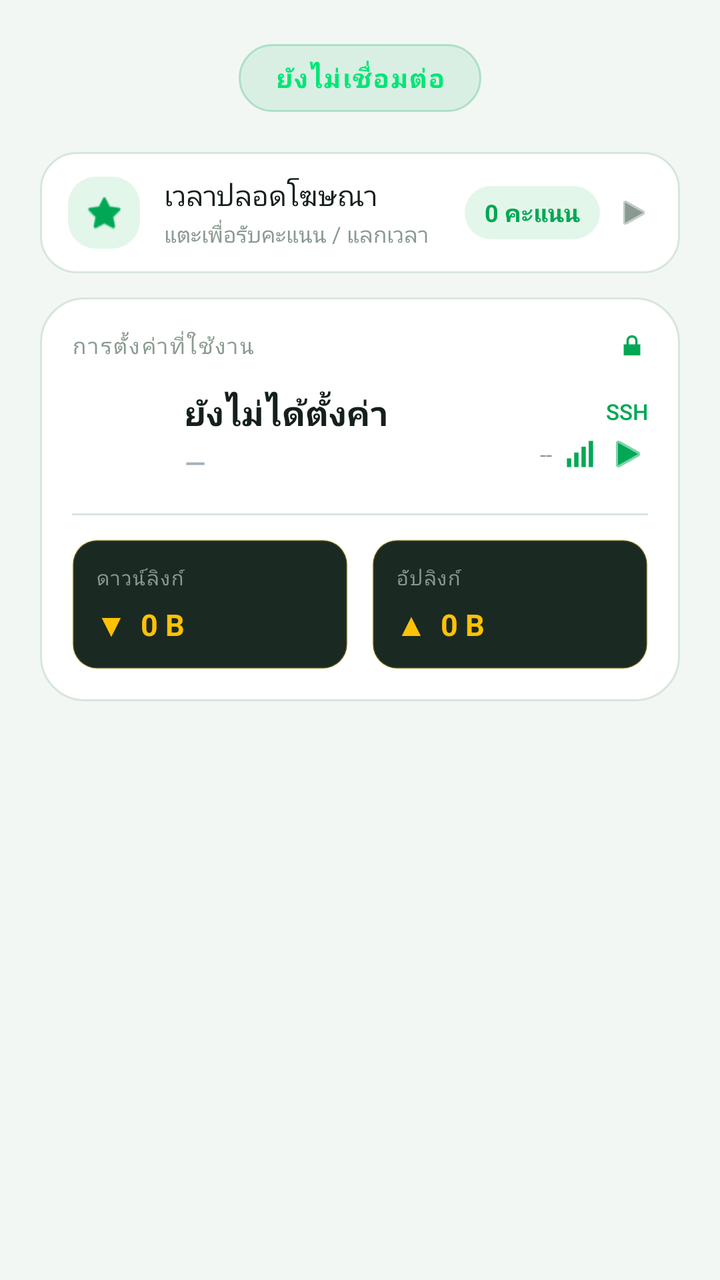
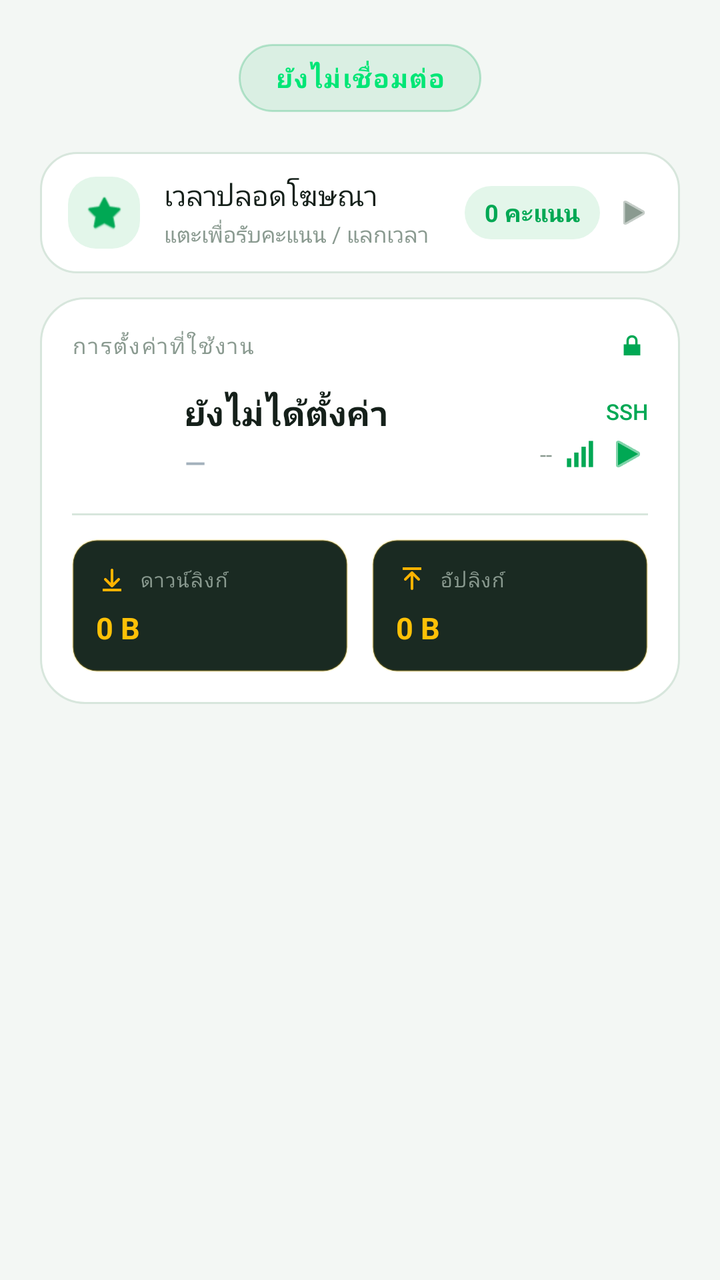

Before-and-after screenshots of an Android layout around one commit, followed by the original layout XML and the change that was made.
<!-- AndroidManifest.xml: application theme Theme.MyApp -->
<!-- res/layout/page_connection_main.xml -->
<?xml version="1.0" encoding="utf-8"?>
<ScrollView xmlns:android="http://schemas.android.com/apk/res/android"
    xmlns:app="http://schemas.android.com/apk/res-auto"
    android:layout_width="match_parent"
    android:layout_height="match_parent"
    android:fillViewport="true"
    android:scrollbars="none"
    android:background="@color/window_background">

    <LinearLayout
        android:layout_width="match_parent"
        android:layout_height="wrap_content"
        android:orientation="vertical"
        android:paddingHorizontal="20dp"
        android:paddingTop="4dp"
        android:paddingBottom="28dp">

        
        <com.example.vpn.ui.ConnectButtonView
            android:id="@+id/btnConnect"
            android:layout_width="0dp"
            android:layout_height="0dp"
            android:visibility="gone" />

        
        <LinearLayout
            android:layout_width="match_parent"
            android:layout_height="wrap_content"
            android:layout_marginTop="18dp"
            android:gravity="center_horizontal"
            android:orientation="vertical">

            <TextView
                android:id="@+id/txtStatus"
                android:layout_width="wrap_content"
                android:layout_height="wrap_content"
                android:background="@drawable/bg_status_chip"
                android:fontFamily="sans-serif-medium"
                android:gravity="center"
                android:letterSpacing="0.06"
                android:text="@string/status_not_connected"
                android:textColor="#00E676"
                android:textSize="13sp"
                android:textStyle="bold" />

            
            <FrameLayout
                android:id="@+id/progress"
                android:layout_width="120dp"
                android:layout_height="3dp"
                android:layout_marginTop="10dp"
                android:background="#33FFFFFF"
                android:visibility="gone">

                <View
                    android:id="@+id/progressThumb"
                    android:layout_width="36dp"
                    android:layout_height="match_parent"
                    android:background="#FFA726" />
            </FrameLayout>

            <TextView
                android:id="@+id/txtSession"
                android:layout_width="wrap_content"
                android:layout_height="wrap_content"
                android:layout_marginTop="8dp"
                android:fontFamily="monospace"
                android:text="00:00:00"
                android:textColor="@color/text_muted"
                android:textSize="11sp"
                android:visibility="gone" />
        </LinearLayout>

        
        <LinearLayout
            android:id="@+id/adFreeCard"
            android:layout_width="match_parent"
            android:layout_height="wrap_content"
            android:layout_marginTop="20dp"
            android:background="@drawable/bg_adfree_row"
            android:clickable="true"
            android:focusable="true"
            android:foreground="?attr/selectableItemBackground"
            android:gravity="center_vertical"
            android:orientation="horizontal"
            android:paddingHorizontal="14dp"
            android:paddingVertical="12dp">

            <FrameLayout
                android:layout_width="36dp"
                android:layout_height="36dp">

                <View
                    android:layout_width="match_parent"
                    android:layout_height="match_parent"
                    android:background="@drawable/bg_stat_mini" />

                <ImageView
                    android:layout_width="20dp"
                    android:layout_height="20dp"
                    android:layout_gravity="center"
                    android:src="@android:drawable/btn_star_big_on"
                    app:tint="@color/accent_green"
                    android:contentDescription="@string/ad_free_time" />
            </FrameLayout>

            <LinearLayout
                android:layout_width="0dp"
                android:layout_height="wrap_content"
                android:layout_marginStart="12dp"
                android:layout_weight="1"
                android:orientation="vertical">

                <TextView
                    android:layout_width="wrap_content"
                    android:layout_height="wrap_content"
                    android:text="@string/ad_free_time"
                    android:textColor="@color/text_primary"
                    android:textSize="14sp"
                    android:fontFamily="sans-serif-medium" />

                <TextView
                    android:layout_width="wrap_content"
                    android:layout_height="wrap_content"
                    android:layout_marginTop="2dp"
                    android:text="@string/adfree_tap_hint"
                    android:textColor="@color/text_muted"
                    android:textSize="11sp" />
            </LinearLayout>

            <TextView
                android:id="@+id/txtAdFreeTime"
                android:layout_width="wrap_content"
                android:layout_height="wrap_content"
                android:background="@drawable/bg_stat_mini"
                android:paddingHorizontal="10dp"
                android:paddingVertical="5dp"
                android:text="@string/pts_zero"
                android:textColor="@color/accent_green"
                android:textSize="12sp"
                android:textStyle="bold" />

            <ImageView
                android:layout_width="18dp"
                android:layout_height="18dp"
                android:layout_marginStart="8dp"
                android:src="@android:drawable/ic_media_play"
                app:tint="@color/text_muted"
                android:contentDescription="@null" />
        </LinearLayout>

        
        <LinearLayout
            android:id="@+id/configCard"
            android:layout_width="match_parent"
            android:layout_height="wrap_content"
            android:layout_marginTop="12dp"
            android:background="@drawable/bg_card_elevated"
            android:clickable="true"
            android:focusable="true"
            android:foreground="?attr/selectableItemBackground"
            android:orientation="vertical"
            android:padding="16dp">

            
            <LinearLayout
                android:layout_width="match_parent"
                android:layout_height="wrap_content"
                android:gravity="center_vertical"
                android:orientation="horizontal">

                <TextView
                    android:layout_width="0dp"
                    android:layout_height="wrap_content"
                    android:layout_weight="1"
                    android:letterSpacing="0.08"
                    android:text="@string/active_configuration"
                    android:textAllCaps="true"
                    android:textColor="@color/text_muted"
                    android:textSize="11sp"
                    android:fontFamily="sans-serif-medium" />

                <ImageView
                    android:id="@+id/imgConfigIcon"
                    android:layout_width="16dp"
                    android:layout_height="16dp"
                    android:src="@android:drawable/ic_lock_lock"
                    app:tint="@color/accent_green"
                    android:contentDescription="@null" />
            </LinearLayout>

            
            <LinearLayout
                android:layout_width="match_parent"
                android:layout_height="wrap_content"
                android:layout_marginTop="14dp"
                android:gravity="center_vertical"
                android:orientation="horizontal">

                <FrameLayout
                    android:layout_width="44dp"
                    android:layout_height="44dp"
                    android:background="@drawable/bg_flag_frame">

                    <ImageView
                        android:id="@+id/imgConfigFlag"
                        android:layout_width="match_parent"
                        android:layout_height="match_parent"
                        android:layout_margin="3dp"
                        android:scaleType="centerCrop"
                        android:contentDescription="@null" />
                </FrameLayout>

                <LinearLayout
                    android:layout_width="0dp"
                    android:layout_height="wrap_content"
                    android:layout_marginStart="12dp"
                    android:layout_weight="1"
                    android:orientation="vertical">

                    <TextView
                        android:id="@+id/txtConfigName"
                        android:layout_width="match_parent"
                        android:layout_height="wrap_content"
                        android:ellipsize="end"
                        android:maxLines="1"
                        android:text="@string/profile_not_set"
                        android:textColor="@color/text_primary"
                        android:textSize="17sp"
                        android:textStyle="bold"
                        android:fontFamily="sans-serif-medium"
                        android:letterSpacing="0.01" />

                    <TextView
                        android:id="@+id/txtConfigLeft"
                        android:layout_width="match_parent"
                        android:layout_height="wrap_content"
                        android:layout_marginTop="4dp"
                        android:ellipsize="end"
                        android:maxLines="1"
                        android:text="—"
                        android:textColor="#9EADB8"
                        android:textSize="13.5sp"
                        android:fontFamily="sans-serif-medium"
                        android:letterSpacing="0.03"
                        android:alpha="0.95" />

                    <TextView
                        android:id="@+id/txtConfigRight"
                        android:layout_width="wrap_content"
                        android:layout_height="wrap_content"
                        android:visibility="gone"
                        android:text="" />
                </LinearLayout>

                
                <LinearLayout
                    android:layout_width="wrap_content"
                    android:layout_height="wrap_content"
                    android:gravity="end"
                    android:orientation="vertical">

                    <TextView
                        android:id="@+id/txtConfigProtocol"
                        android:layout_width="wrap_content"
                        android:layout_height="wrap_content"
                        android:text="ssh"
                        android:textAllCaps="true"
                        android:textColor="@color/accent_green"
                        android:textSize="11sp"
                        android:fontFamily="sans-serif-medium" />

                    <LinearLayout
                        android:layout_width="wrap_content"
                        android:layout_height="wrap_content"
                        android:layout_marginTop="4dp"
                        android:gravity="center_vertical"
                        android:orientation="horizontal">

                        <TextView
                            android:id="@+id/txtConfigPing"
                            android:layout_width="wrap_content"
                            android:layout_height="wrap_content"
                            android:text="--"
                            android:textColor="@color/text_muted"
                            android:textSize="11sp" />

                        <ImageView
                            android:id="@+id/imgConfigSignal"
                            android:layout_width="16dp"
                            android:layout_height="16dp"
                            android:layout_marginStart="6dp"
                            android:src="@drawable/ic_signal_0"
                            app:tint="@color/accent_green"
                            android:contentDescription="@null" />

                        <ImageView
                            android:id="@+id/btnConfigArrow"
                            android:layout_width="20dp"
                            android:layout_height="20dp"
                            android:layout_marginStart="6dp"
                            android:src="@android:drawable/ic_media_play"
                            app:tint="@color/accent_green"
                            android:contentDescription="@null" />
                    </LinearLayout>
                </LinearLayout>
            </LinearLayout>

            
            <View
                android:layout_width="match_parent"
                android:layout_height="1dp"
                android:layout_marginTop="16dp"
                android:layout_marginBottom="12dp"
                android:background="@color/divider" />

            
            <LinearLayout
                android:layout_width="match_parent"
                android:layout_height="wrap_content"
                android:orientation="horizontal">

                <LinearLayout
                    android:layout_width="0dp"
                    android:layout_height="wrap_content"
                    android:layout_marginEnd="6dp"
                    android:layout_weight="1"
                    android:background="@drawable/bg_traffic_mini"
                    android:orientation="vertical"
                    android:padding="12dp">

                    <TextView
                        android:layout_width="wrap_content"
                        android:layout_height="wrap_content"
                        android:letterSpacing="0.06"
                        android:text="@string/downlink"
                        android:textColor="@color/text_muted"
                        android:textSize="10sp"
                        android:fontFamily="sans-serif-medium" />

                    <TextView
                        android:id="@+id/txtDownload"
                        android:layout_width="wrap_content"
                        android:layout_height="wrap_content"
                        android:layout_marginTop="6dp"
                        android:text="▼  0 B"
                        android:textColor="@color/traffic_gold"
                        android:textSize="15sp"
                        android:textStyle="bold" />
                </LinearLayout>

                <LinearLayout
                    android:layout_width="0dp"
                    android:layout_height="wrap_content"
                    android:layout_marginStart="6dp"
                    android:layout_weight="1"
                    android:background="@drawable/bg_traffic_mini"
                    android:orientation="vertical"
                    android:padding="12dp">

                    <TextView
                        android:layout_width="wrap_content"
                        android:layout_height="wrap_content"
                        android:letterSpacing="0.06"
                        android:text="@string/uplink"
                        android:textColor="@color/text_muted"
                        android:textSize="10sp"
                        android:fontFamily="sans-serif-medium" />

                    <TextView
                        android:id="@+id/txtUpload"
                        android:layout_width="wrap_content"
                        android:layout_height="wrap_content"
                        android:layout_marginTop="6dp"
                        android:text="▲  0 B"
                        android:textColor="@color/traffic_gold"
                        android:textSize="15sp"
                        android:textStyle="bold" />
                </LinearLayout>
            </LinearLayout>
        </LinearLayout>

    </LinearLayout>
</ScrollView>
<!-- resources referenced by this layout -->
<resources>
  <color name="accent_green">#00A854</color>
  <color name="divider">#D7E6DC</color>
  <color name="text_muted">#8A9A90</color>
  <color name="text_primary">#15201A</color>
  <color name="traffic_gold">#FFC107</color>
  <color name="window_background">#F3F7F4</color>
  <!-- drawable bg_adfree_row (drawable) -->
  <?xml version="1.0" encoding="utf-8"?>
  <shape xmlns:android="http://schemas.android.com/apk/res/android"
      android:shape="rectangle">
      <solid android:color="@color/card_background" />
      <corners android:radius="18dp" />
      <stroke
          android:width="1dp"
          android:color="@color/divider" />
  </shape>
  <!-- drawable bg_flag_frame (drawable) -->
  <?xml version="1.0" encoding="utf-8"?>
  <shape xmlns:android="http://schemas.android.com/apk/res/android"
      android:shape="rectangle">
      <solid android:color="#1AFFFFFF" />
      <stroke
          android:width="1.5dp"
          android:color="#33FFFFFF" />
      <corners android:radius="6dp" />
  </shape>
  <!-- drawable bg_stat_mini (drawable) -->
  <?xml version="1.0" encoding="utf-8"?>
  <shape xmlns:android="http://schemas.android.com/apk/res/android"
      android:shape="rectangle">
      <solid android:color="@color/accent_green_soft" />
      <corners android:radius="14dp" />
  </shape>
  <!-- drawable bg_traffic_mini (drawable) -->
  <?xml version="1.0" encoding="utf-8"?>
  <shape xmlns:android="http://schemas.android.com/apk/res/android"
      android:shape="rectangle">
      <solid android:color="#1A2A22" />
      <corners android:radius="12dp" />
      <stroke
          android:width="1dp"
          android:color="#33FFC107" />
  </shape>
  <string name="active_configuration">การตั้งค่าที่ใช้งาน</string>
  <string name="ad_free_time">เวลาปลอดโฆษณา</string>
  <string name="adfree_tap_hint">แตะเพื่อรับคะแนน / แลกเวลา</string>
  <string name="downlink">ดาวน์ลิงก์</string>
  <string name="profile_not_set">ยังไม่ได้ตั้งค่า</string>
  <string name="pts_zero">0 คะแนน</string>
  <string name="status_not_connected">ยังไม่เชื่อมต่อ</string>
  <string name="uplink">อัปลิงก์</string>
  <color name="card_background">#FFFFFF</color>
  <color name="accent_green_soft">#E3F6EA</color>
  <color name="md_theme_secondary">#4A6356</color>
  <color name="md_theme_on_secondary">#FFFFFF</color>
  <color name="md_theme_secondary_container">#CCE8D7</color>
  <color name="md_theme_on_secondary_container">#062015</color>
  <color name="md_theme_error">#BA1A1A</color>
  <color name="md_theme_on_error">#FFFFFF</color>
  <color name="md_theme_surface_variant">#DCE8E0</color>
  <color name="md_theme_on_surface_variant">#3F4A43</color>
  <color name="md_theme_outline">#C5D4CB</color>
  <color name="status_bar">#F3F7F4</color>
  <color name="bottom_nav_background">#EAF4ED</color>
  <!-- unchanged entries left out for length: 4 -->
</resources>

<!-- the commit's change to res/layout/page_connection_main.xml (unified diff, before → after) -->
@@ -329,21 +329,35 @@
                     android:orientation="vertical"
                     android:padding="12dp">
 
-                    <TextView
-                        android:layout_width="wrap_content"
-                        android:layout_height="wrap_content"
-                        android:letterSpacing="0.06"
-                        android:text="@string/downlink"
-                        android:textColor="@color/text_muted"
-                        android:textSize="10sp"
-                        android:fontFamily="sans-serif-medium" />
+                    <LinearLayout
+                        android:layout_width="match_parent"
+                        android:layout_height="wrap_content"
+                        android:gravity="center_vertical"
+                        android:orientation="horizontal">
+
+                        <ImageView
+                            android:layout_width="16dp"
+                            android:layout_height="16dp"
+                            android:src="@drawable/ic_traffic_down"
+                            android:contentDescription="@string/downlink" />
+
+                        <TextView
+                            android:layout_width="wrap_content"
+                            android:layout_height="wrap_content"
+                            android:layout_marginStart="6dp"
+                            android:letterSpacing="0.06"
+                            android:text="@string/downlink"
+                            android:textColor="@color/text_muted"
+                            android:textSize="10sp"
+                            android:fontFamily="sans-serif-medium" />
+                    </LinearLayout>
 
                     <TextView
                         android:id="@+id/txtDownload"
                         android:layout_width="wrap_content"
                         android:layout_height="wrap_content"
                         android:layout_marginTop="6dp"
-                        android:text="▼  0 B"
+                        android:text="0 B"
                         android:textColor="@color/traffic_gold"
                         android:textSize="15sp"
                         android:textStyle="bold" />
@@ -358,21 +372,35 @@
                     android:orientation="vertical"
                     android:padding="12dp">
 
-                    <TextView
-                        android:layout_width="wrap_content"
-                        android:layout_height="wrap_content"
-                        android:letterSpacing="0.06"
-                        android:text="@string/uplink"
-                        android:textColor="@color/text_muted"
-                        android:textSize="10sp"
-                        android:fontFamily="sans-serif-medium" />
+                    <LinearLayout
+                        android:layout_width="match_parent"
+                        android:layout_height="wrap_content"
+                        android:gravity="center_vertical"
+                        android:orientation="horizontal">
+
+                        <ImageView
+                            android:layout_width="16dp"
+                            android:layout_height="16dp"
+                            android:src="@drawable/ic_traffic_up"
+                            android:contentDescription="@string/uplink" />
+
+                        <TextView
+                            android:layout_width="wrap_content"
+                            android:layout_height="wrap_content"
+                            android:layout_marginStart="6dp"
+                            android:letterSpacing="0.06"
+                            android:text="@string/uplink"
+                            android:textColor="@color/text_muted"
+                            android:textSize="10sp"
+                            android:fontFamily="sans-serif-medium" />
+                    </LinearLayout>
 
                     <TextView
                         android:id="@+id/txtUpload"
                         android:layout_width="wrap_content"
                         android:layout_height="wrap_content"
                         android:layout_marginTop="6dp"
-                        android:text="▲  0 B"
+                        android:text="0 B"
                         android:textColor="@color/traffic_gold"
                         android:textSize="15sp"
                         android:textStyle="bold" />
<!-- resource entries referenced after the edit -->
@@ -43,6 +43,34 @@
           android:width="1dp"
           android:color="#33FFC107" />
   </shape>
+  <!-- drawable ic_traffic_down (drawable) -->
+  <?xml version="1.0" encoding="utf-8"?>
+  <vector xmlns:android="http://schemas.android.com/apk/res/android"
+      android:width="18dp"
+      android:height="18dp"
+      android:viewportWidth="24"
+      android:viewportHeight="24">
+      <path
+          android:fillColor="#FFB300"
+          android:pathData="M12,4c-0.55,0 -1,0.45 -1,1v9.59L7.71,11.3a1,1 0 0,0 -1.42,1.42l5,5c0.39,0.39 1.02,0.39 1.41,0l5,-5a1,1 0 1,0 -1.41,-1.42L13,14.59V5c0,-0.55 -0.45,-1 -1,-1z"/>
+      <path
+          android:fillColor="#FFB300"
+          android:pathData="M5,19h14v2H5z"/>
+  </vector>
+  <!-- drawable ic_traffic_up (drawable) -->
+  <?xml version="1.0" encoding="utf-8"?>
+  <vector xmlns:android="http://schemas.android.com/apk/res/android"
+      android:width="18dp"
+      android:height="18dp"
+      android:viewportWidth="24"
+      android:viewportHeight="24">
+      <path
+          android:fillColor="#FFB300"
+          android:pathData="M12,20c0.55,0 1,-0.45 1,-1V9.41l3.29,3.3a1,1 0 0,0 1.42,-1.42l-5,-5a1,1 0 0,0 -1.41,0l-5,5a1,1 0 1,0 1.41,1.42L11,9.41V19c0,0.55 0.45,1 1,1z"/>
+      <path
+          android:fillColor="#FFB300"
+          android:pathData="M5,3h14v2H5z"/>
+  </vector>
   <string name="active_configuration">การตั้งค่าที่ใช้งาน</string>
   <string name="ad_free_time">เวลาปลอดโฆษณา</string>
   <string name="adfree_tap_hint">แตะเพื่อรับคะแนน / แลกเวลา</string>
